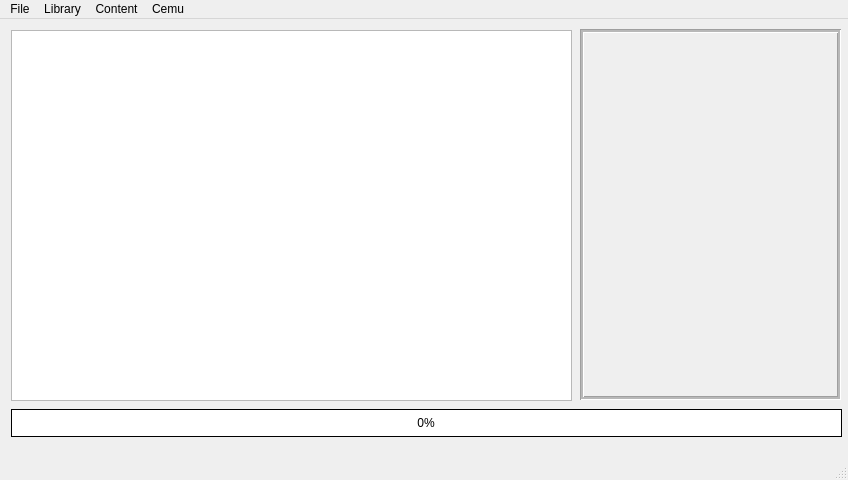
Before: the Qt Designer form mainwindow.ui in Chrono136/Maple-Tree, drawn with Qt 5.
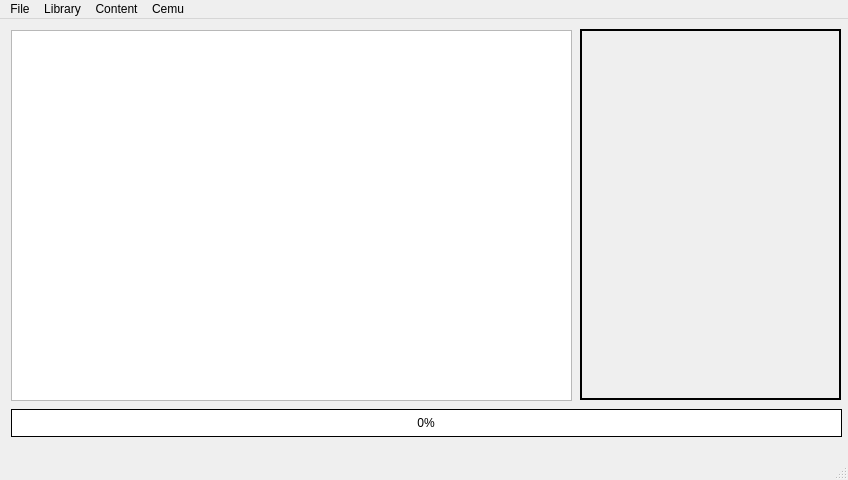
After: the same form once the commit is applied.

```diff
--- a/mainwindow.ui
+++ b/mainwindow.ui
@@ -108,14 +108,14 @@
      <enum>QFrame::Box</enum>
     </property>
     <property name="frameShadow">
-     <enum>QFrame::Sunken</enum>
+     <enum>QFrame::Plain</enum>
     </property>
     <property name="lineWidth">
-     <number>1</number>
-    </property>
-    <property name="midLineWidth">
      <number>2</number>
     </property>
+    <property name="midLineWidth">
+     <number>0</number>
+    </property>
     <property name="text">
      <string/>
     </property>
```
